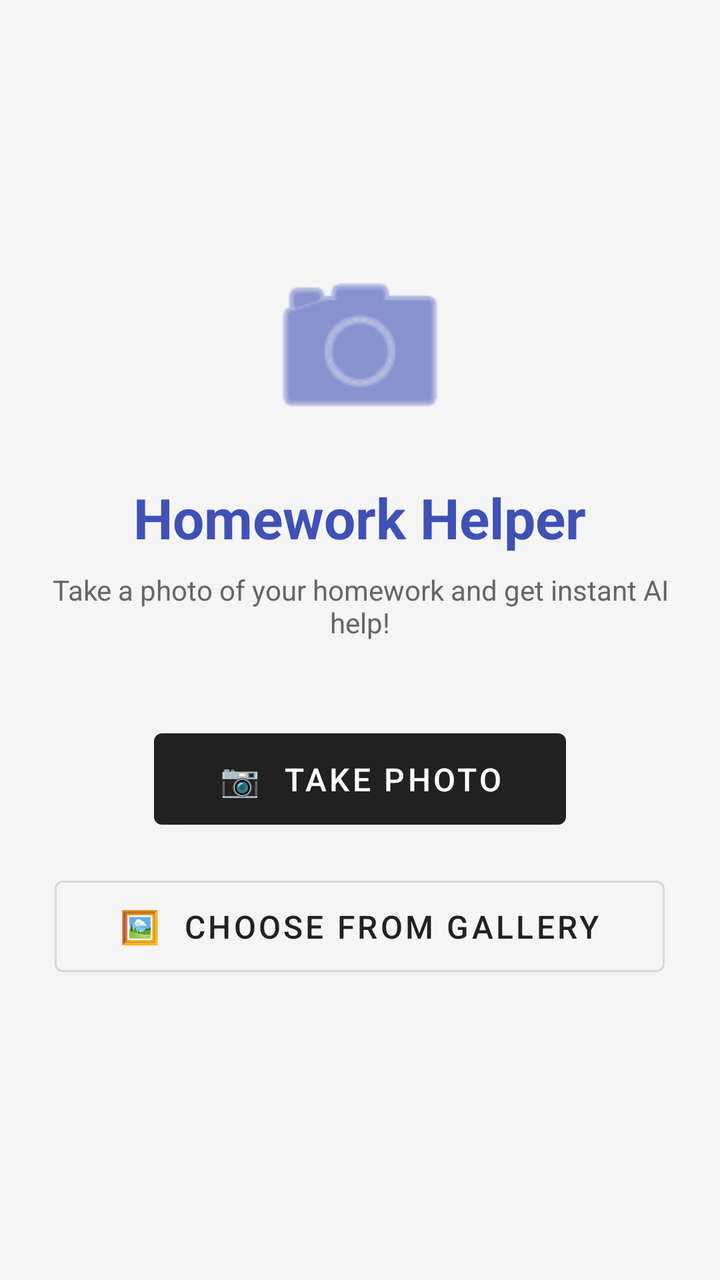
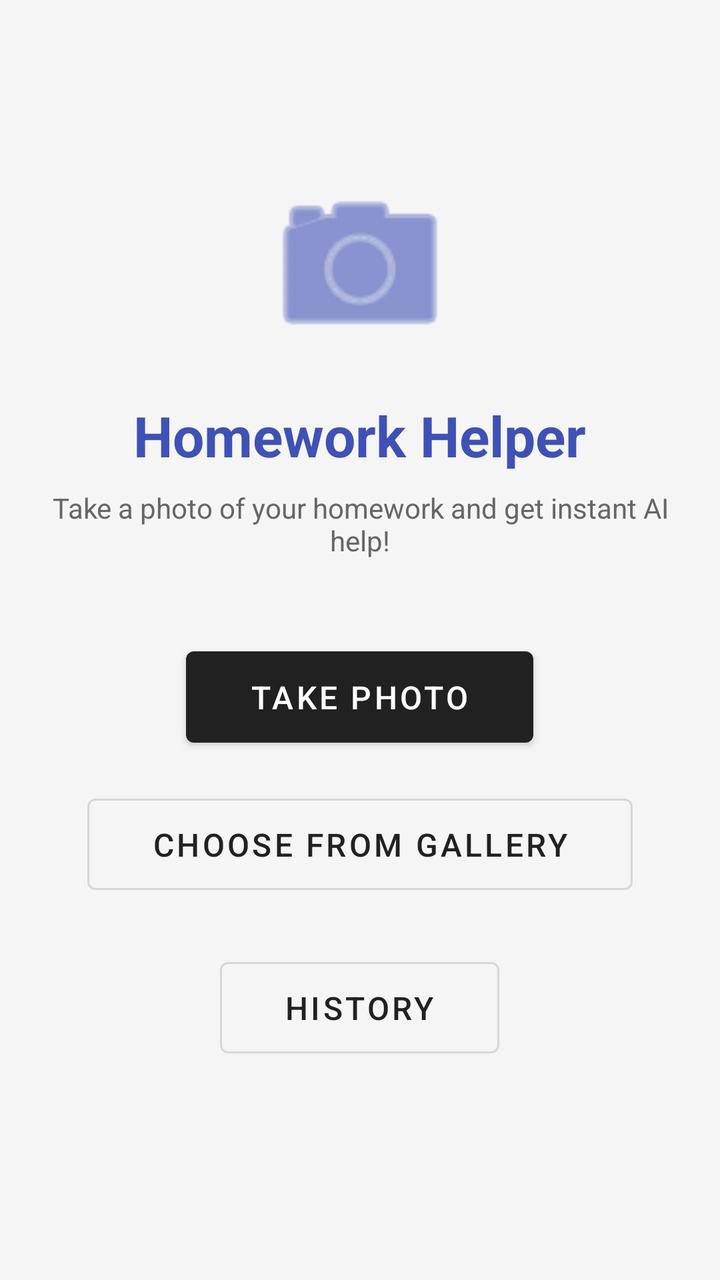

The first picture is an Android layout as it rendered before a commit; the second is the same layout after the commit. The layout source and the unified diff follow.
<!-- AndroidManifest.xml: application theme Theme.MaterialComponents.Light.DarkActionBar -->
<!-- res/layout/activity_main.xml -->
<?xml version="1.0" encoding="utf-8"?>
<LinearLayout xmlns:android="http://schemas.android.com/apk/res/android"
    android:layout_width="match_parent"
    android:layout_height="match_parent"
    xmlns:app="http://schemas.android.com/apk/res-auto"
    android:orientation="vertical"
    android:gravity="center"
    android:padding="24dp"
    android:background="#F5F5F5">

    <ImageView
        android:id="@+id/appLogo"
        android:layout_width="100dp"
        android:layout_height="100dp"
        android:src="@android:drawable/ic_menu_camera"
        app:tint="#3F51B5"
        android:layout_marginBottom="16dp"/>

    <TextView
        android:layout_width="wrap_content"
        android:layout_height="wrap_content"
        android:text="Homework Helper"
        android:textSize="28sp"
        android:textStyle="bold"
        android:textColor="#3F51B5"
        android:layout_marginBottom="8dp"/>

    <TextView
        android:layout_width="wrap_content"
        android:layout_height="wrap_content"
        android:text="Take a photo of your homework and get instant AI help!"
        android:textSize="14sp"
        android:textColor="#666666"
        android:gravity="center"
        android:layout_marginBottom="40dp"/>

    
    <ImageView
        android:id="@+id/imagePreview"
        android:layout_width="300dp"
        android:layout_height="200dp"
        android:background="#DDDDDD"
        android:scaleType="centerCrop"
        android:visibility="gone"
        android:layout_marginBottom="24dp"/>

    <com.google.android.material.button.MaterialButton
        android:id="@+id/btnTakePhoto"
        android:layout_width="wrap_content"
        android:layout_height="wrap_content"
        android:text="📷  Take Photo"
        android:textSize="16sp"
        android:paddingHorizontal="32dp"
        android:paddingVertical="12dp"
        android:layout_marginBottom="16dp"
        style="@style/Widget.MaterialComponents.Button"/>

    <com.google.android.material.button.MaterialButton
        android:id="@+id/btnPickGallery"
        android:layout_width="wrap_content"
        android:layout_height="wrap_content"
        android:text="🖼️  Choose from Gallery"
        android:textSize="16sp"
        android:paddingHorizontal="32dp"
        android:paddingVertical="12dp"
        android:layout_marginBottom="24dp"
        style="@style/Widget.MaterialComponents.Button.OutlinedButton"/>

    <com.google.android.material.button.MaterialButton
        android:id="@+id/btnAnalyze"
        android:layout_width="wrap_content"
        android:layout_height="wrap_content"
        android:text="🤖  Analyze Homework"
        android:textSize="16sp"
        android:paddingHorizontal="32dp"
        android:paddingVertical="12dp"
        android:visibility="gone"
        style="@style/Widget.MaterialComponents.Button"/>

    <ProgressBar
        android:id="@+id/progressBar"
        android:layout_width="wrap_content"
        android:layout_height="wrap_content"
        android:visibility="gone"
        android:layout_marginTop="16dp"/>

</LinearLayout>
<!-- resources referenced by this layout -->
<resources>

</resources>

<!-- the commit's change to res/layout/activity_main.xml (unified diff, before → after) -->
@@ -33,8 +33,6 @@
         android:textColor="#666666"
         android:gravity="center"
         android:layout_marginBottom="40dp"/>
-
-    
     <ImageView
         android:id="@+id/imagePreview"
         android:layout_width="300dp"
@@ -48,7 +46,7 @@
         android:id="@+id/btnTakePhoto"
         android:layout_width="wrap_content"
         android:layout_height="wrap_content"
-        android:text="📷  Take Photo"
+        android:text="Take Photo"
         android:textSize="16sp"
         android:paddingHorizontal="32dp"
         android:paddingVertical="12dp"
@@ -59,7 +57,17 @@
         android:id="@+id/btnPickGallery"
         android:layout_width="wrap_content"
         android:layout_height="wrap_content"
-        android:text="🖼️  Choose from Gallery"
+        android:text="Choose from Gallery"
+        android:textSize="16sp"
+        android:paddingHorizontal="32dp"
+        android:paddingVertical="12dp"
+        android:layout_marginBottom="24dp"
+        style="@style/Widget.MaterialComponents.Button.OutlinedButton"/>
+    <com.google.android.material.button.MaterialButton
+        android:id="@+id/btnHistory"
+        android:layout_width="wrap_content"
+        android:layout_height="wrap_content"
+        android:text="History"
         android:textSize="16sp"
         android:paddingHorizontal="32dp"
         android:paddingVertical="12dp"
@@ -70,7 +78,7 @@
         android:id="@+id/btnAnalyze"
         android:layout_width="wrap_content"
         android:layout_height="wrap_content"
-        android:text="🤖  Analyze Homework"
+        android:text="Analyze Homework"
         android:textSize="16sp"
         android:paddingHorizontal="32dp"
         android:paddingVertical="12dp"
